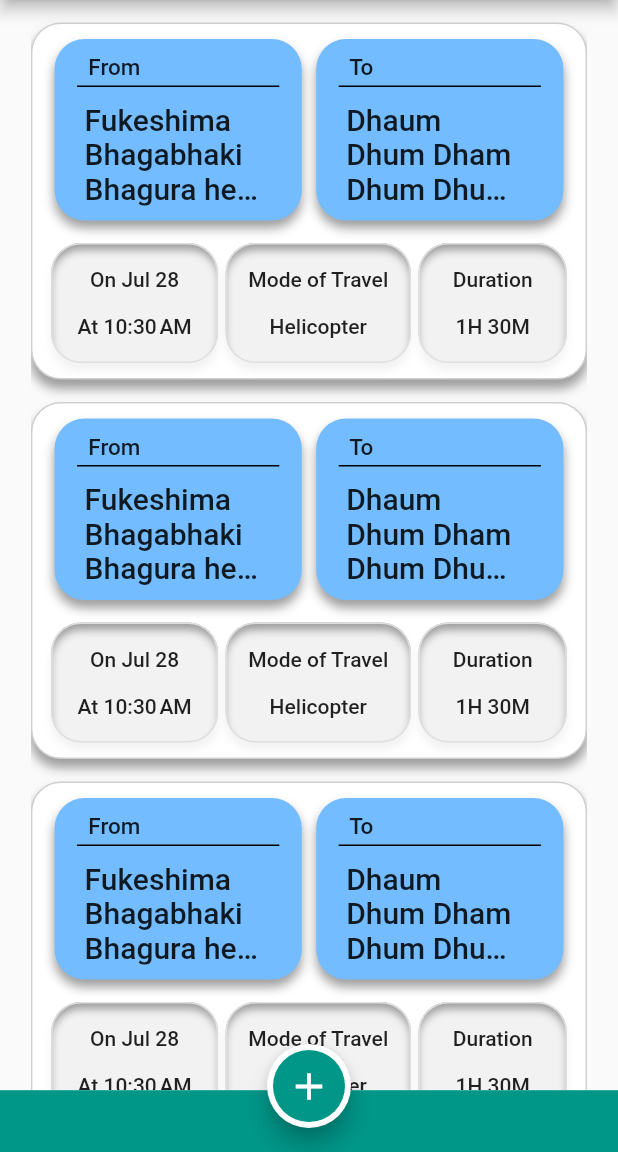
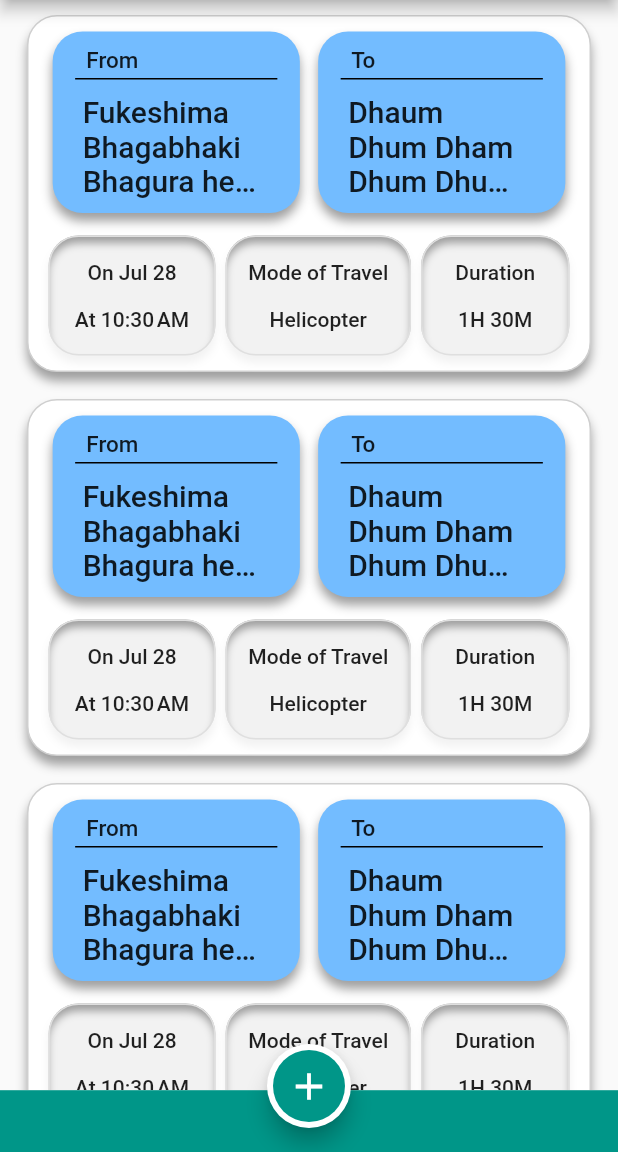
Before and after one commit to naman280104/Travel_Companion, a Flutter app: the screen it shows after launch, on a phone screen of 412 x 824 dp, the part 84-1236 px from its top. Run offline on Flutter 3.47's test engine with Material 2 defaults, Android fonts, the phone set to English and light mode, and no system bars; our stand-ins replace firebase_auth, firebase_core, get, google_sign_in, sign_in_button; accounts and stored records are empty.

Commit message:
minor changes made

```diff
--- a/lib/common_widgets/travel_card.dart
+++ b/lib/common_widgets/travel_card.dart
@@ -20,7 +20,10 @@ class _Travel_cardState extends State<Travel_card> {
   Widget build(BuildContext context) {
     var screensize = MediaQuery.of(context).size;
     return Container(
-      margin: EdgeInsets.fromLTRB(0, 15, 0, 0),
+      width: screensize.width,
+      padding: EdgeInsets.fromLTRB(18, 0, 18, 0),
+      child: Container(
+        margin: EdgeInsets.fromLTRB(0, 10, 0, 8),
         width: screensize.width*0.9,
         decoration: BoxDecoration(
         color: Colors.white,
@@ -219,6 +222,7 @@ class _Travel_cardState extends State<Travel_card> {
           ),
         ],
       ),
+      ),
     );
   }
 }
--- a/lib/mainpage.dart
+++ b/lib/mainpage.dart
@@ -27,6 +27,7 @@ class _MainPageState extends State<MainPage> {
         ],
       ),
       body: Container(
+        width: double.infinity,
         child: Column(
           children: [
             Expanded(
```
Lines whose indentation alone changed are shown as unchanged.
